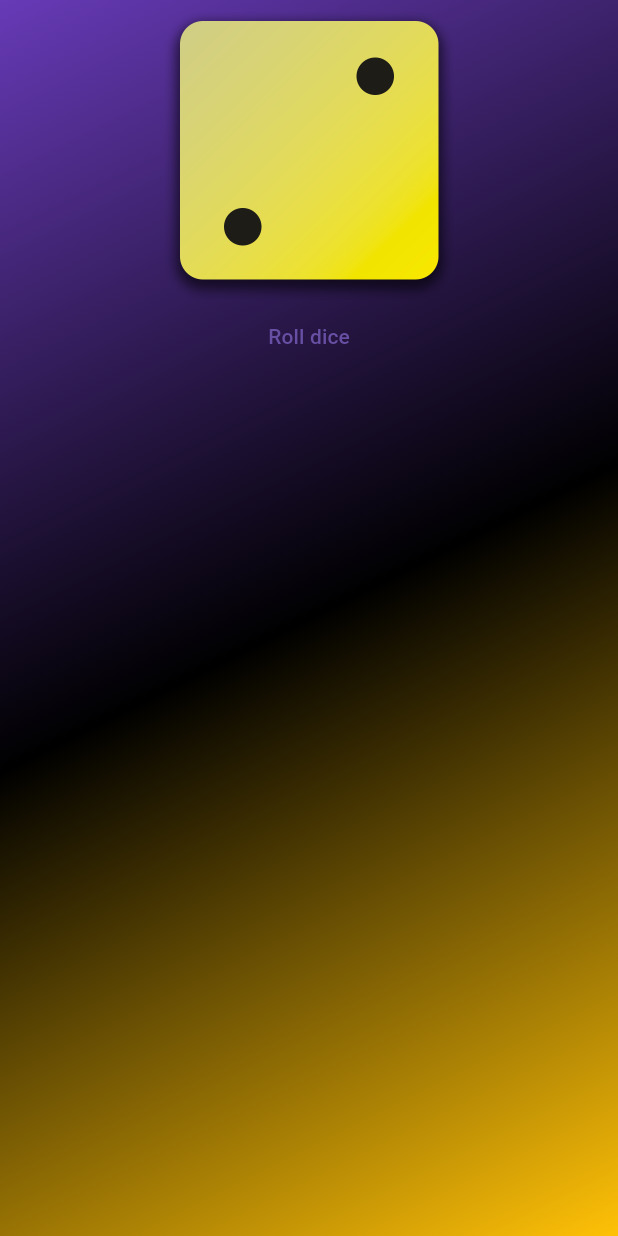
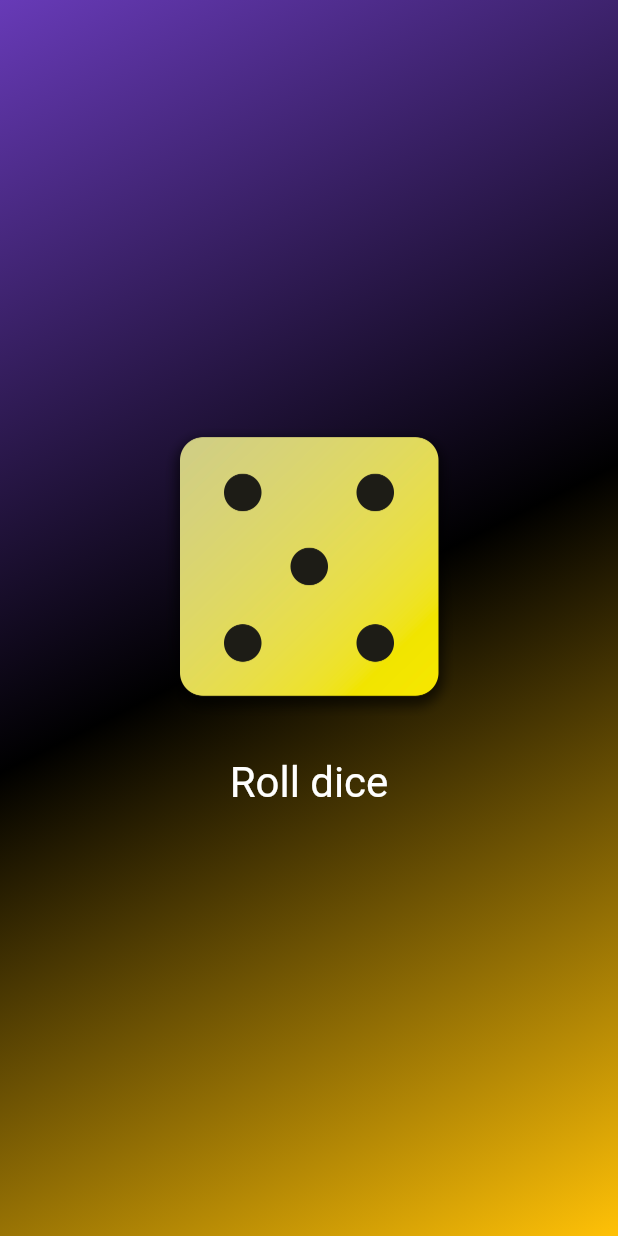
Before and after one commit to jervygu/flutter_first_app, a Flutter app: the screen it shows after launch, after a tap on "Roll dice", on a phone screen of 412 x 824 dp. Run offline on Flutter 3.47's test engine with Material 3 defaults, Android fonts, the phone set to English and light mode, and no system bars.

Commit message:
### Flutter Course
* Refactor code, created statefullwidget DiceRoller.

```diff
--- /dev/null
+++ b/first_app/lib/dice_roller.dart
@@ -0,0 +1,56 @@
+import 'package:flutter/material.dart';
+import 'dart:math';
+
+final randomizer = Random();
+
+class DiceRoller extends StatefulWidget {
+  const DiceRoller({super.key});
+
+  @override
+  State<DiceRoller> createState() {
+    return _DiceRollerState();
+  }
+}
+
+class _DiceRollerState extends State<DiceRoller> {
+  var currentDiceRoll = 6;
+
+  void rollDice() {
+    setState(() {
+      currentDiceRoll = randomizer.nextInt(6) + 1; // 1...6
+    });
+  }
+
+  @override
+  Widget build(BuildContext context) {
+    return Column(
+      mainAxisSize: MainAxisSize.min,
+      children: [
+        Image.asset(
+          'assets/images/dice-$currentDiceRoll.png',
+          width: 200,
+        ),
+        // ElevatedButton(
+        //   onPressed: () {},
+        //   child: const Text('Roll dice'),
+        // ),
+        // OutlinedButton(
+        //   onPressed: () {},
+        //   child: const Text('Roll dice'),
+        // )
+        const SizedBox(height: 20), // another way of setting spaces
+        TextButton(
+          onPressed: rollDice,
+          style: TextButton.styleFrom(
+            // padding: EdgeInsets.all(
+            //   20,
+            // ),
+            foregroundColor: Colors.white,
+            textStyle: const TextStyle(fontSize: 28),
+          ),
+          child: const Text('Roll dice'),
+        ),
+      ],
+    );
+  }
+}
--- a/first_app/lib/gradient_container.dart
+++ b/first_app/lib/gradient_container.dart
@@ -1,5 +1,7 @@
 import 'package:flutter/material.dart';
-import 'package:first_app/styled_text.dart';
+// import 'package:first_app/styled_text.dart';
+import 'package:first_app/dice_roller.dart';
+
 
 const startAlignment = Alignment.topLeft;
 const endAlignment = Alignment.bottomRight;
@@ -15,7 +17,7 @@ class GradientContainer extends StatelessWidget {
 
   final List<Color> colors;
 
-  void rollDice() {}
+
 
   @override
   Widget build(context) {
@@ -27,27 +29,8 @@ class GradientContainer extends StatelessWidget {
           end: endAlignment,
         ),
       ),
-      child: Center(
-        child: Column(
-          children: [
-            Image.asset(
-              'assets/images/dice-2.png',
-              width: 200,
-            ),
-            // ElevatedButton(
-            //   onPressed: () {},
-            //   child: const Text('Roll dice'),
-            // ),
-            // OutlinedButton(
-            //   onPressed: () {},
-            //   child: const Text('Roll dice'),
-            // )
-            TextButton(
-              onPressed: rollDice,
-              child: const Text('Roll dice'),
-            ),
-          ],
-        ),
+      child: const Center(
+        child: DiceRoller(),
       ),
     );
   }
--- a/first_app/lib/main.dart
+++ b/first_app/lib/main.dart
@@ -8,7 +8,11 @@ void main() {
       home: Scaffold(
         backgroundColor: Colors.deepPurple,
         body: GradientContainer(
-          colors: [Colors.deepPurple, Colors.black, Colors.amber],
+          colors: [
+            Colors.deepPurple,
+            Colors.black,
+            Colors.amber,
+          ],
         ),
       ),
     ),
```
